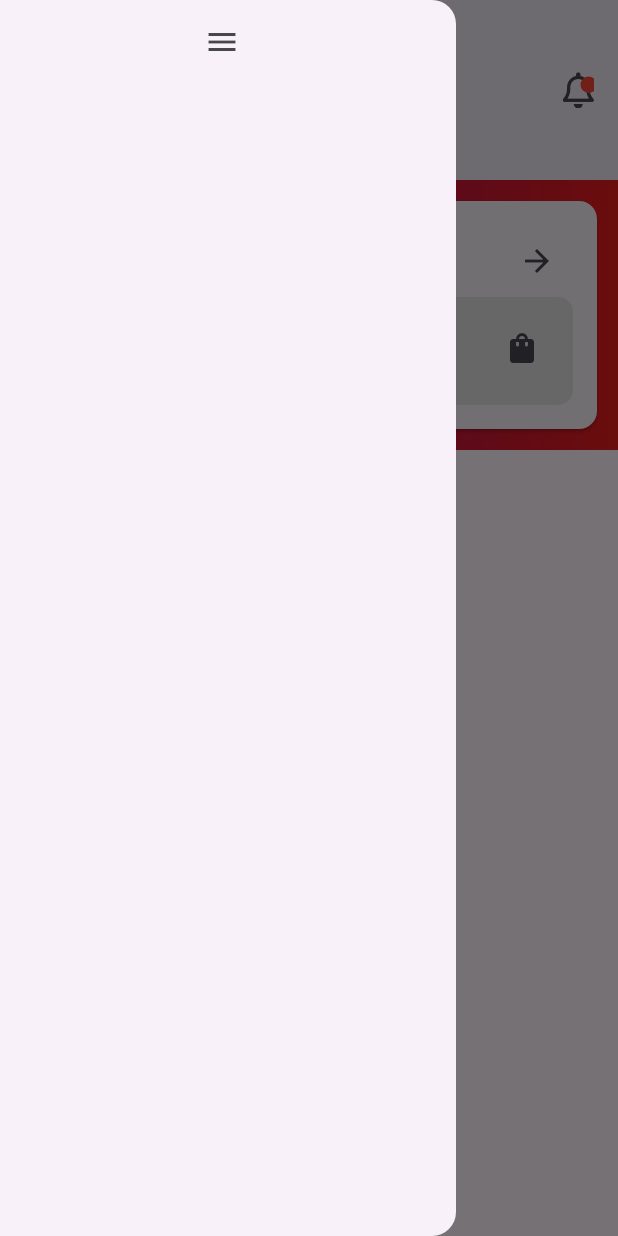
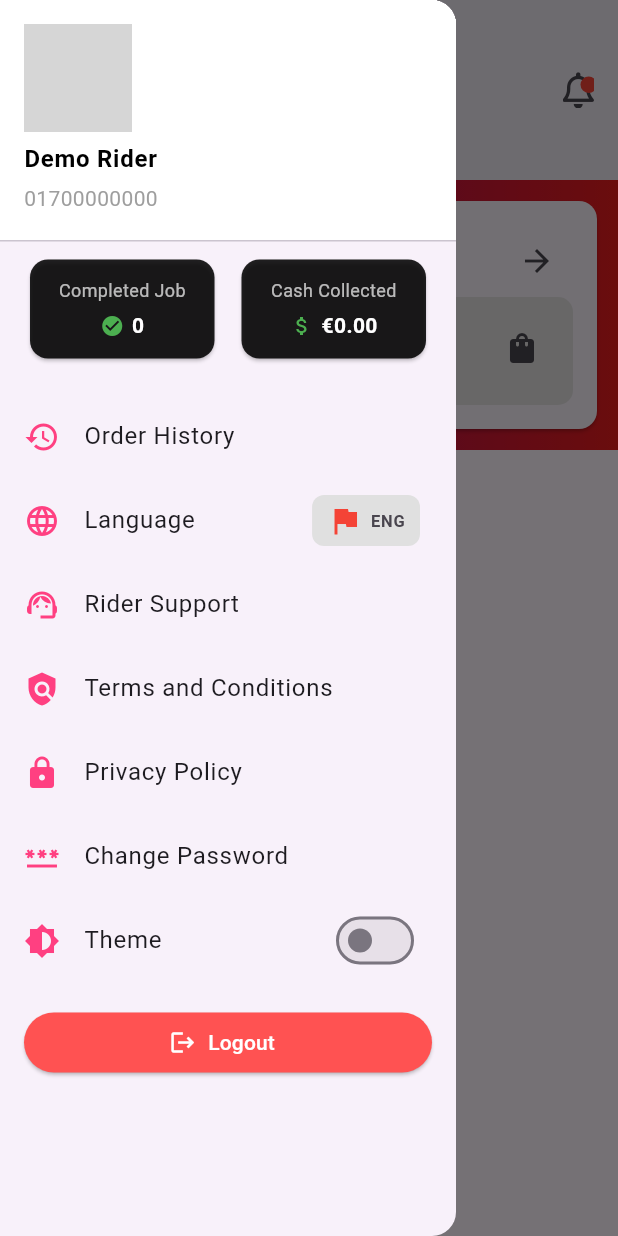
Before and after one commit to ifran6/rider-app, a Flutter app: the screen it shows after launch, with the side drawer open, on a phone screen of 412 x 824 dp. Run offline on Flutter 3.47's test engine with Material 3 defaults, Android fonts, the phone set to English and light mode, and no system bars; our stand-ins replace font_awesome_flutter; grey boxes are pictures that could not be loaded.

Commit message:
new update

```diff
--- a/lib/modules/screens/home_screen.dart
+++ b/lib/modules/screens/home_screen.dart
@@ -1,13 +1,26 @@
 import 'package:flutter/material.dart';
 import 'package:font_awesome_flutter/font_awesome_flutter.dart';
 
-class HomeScreen extends StatelessWidget {
+class HomeScreen extends StatefulWidget {
   const HomeScreen({super.key});
 
   @override
+  State<HomeScreen> createState() => _HomeScreenState();
+}
+
+class _HomeScreenState extends State<HomeScreen> {
+  bool isDarkMode = false;
+  @override
   Widget build(BuildContext context) {
     return Scaffold(
-      drawer: Drawer(child: ListTile(title: Icon(Icons.menu))),
+      drawer: CustomDrawer(
+        isDarkMode: isDarkMode,
+        onThemeChanged: (value) {
+          setState(() {
+            isDarkMode = value;
+          });
+        },
+      ),
       appBar: AppBar(
         backgroundColor: Colors.white,
         toolbarHeight: 120,
@@ -216,3 +229,144 @@ class HomeScreen extends StatelessWidget {
     );
   }
 }
+
+class CustomDrawer extends StatelessWidget {
+  final bool isDarkMode;
+  final ValueChanged<bool> onThemeChanged;
+
+  CustomDrawer({required this.isDarkMode, required this.onThemeChanged});
+
+  @override
+  Widget build(BuildContext context) {
+    return Drawer(
+      child: Column(
+        children: [
+          UserAccountsDrawerHeader(
+            decoration: BoxDecoration(color: Colors.white),
+            accountName: Text(
+              "Demo Rider",
+              style: TextStyle(
+                color: Colors.black,
+                fontWeight: FontWeight.bold,
+              ),
+            ),
+            accountEmail: Text(
+              "01700000000",
+              style: TextStyle(color: Colors.grey),
+            ),
+            currentAccountPicture: CircleAvatar(
+              backgroundImage: AssetImage(
+                "assets/avatar.png",
+              ), // Change to actual image
+            ),
+          ),
+          // Completed Job & Cash Collected Section
+          Padding(
+            padding: const EdgeInsets.symmetric(horizontal: 16.0),
+            child: Row(
+              children: [
+                _infoCard("Completed Job", "0", Icons.check_circle),
+                SizedBox(width: 10),
+                _infoCard("Cash Collected", "€0.00", Icons.attach_money),
+              ],
+            ),
+          ),
+          SizedBox(height: 20),
+          _menuItem(Icons.history, "Order History"),
+          _menuItem(Icons.language, "Language", trailing: _languageWidget()),
+          _menuItem(Icons.support_agent, "Rider Support"),
+          _menuItem(Icons.policy, "Terms and Conditions"),
+          _menuItem(Icons.lock, "Privacy Policy"),
+          _menuItem(Icons.password, "Change Password"),
+          _themeToggle(),
+          _logoutButton(),
+        ],
+      ),
+    );
+  }
+
+  Widget _infoCard(String title, String value, IconData icon) {
+    return Expanded(
+      child: Card(
+        color: Colors.black87,
+        child: Padding(
+          padding: EdgeInsets.all(12),
+          child: Column(
+            children: [
+              Text(
+                title,
+                style: TextStyle(color: Colors.white70, fontSize: 12),
+              ),
+              SizedBox(height: 5),
+              Row(
+                mainAxisAlignment: MainAxisAlignment.center,
+                children: [
+                  Icon(icon, color: Colors.green, size: 16),
+                  SizedBox(width: 5),
+                  Text(
+                    value,
+                    style: TextStyle(
+                      color: Colors.white,
+                      fontWeight: FontWeight.bold,
+                    ),
+                  ),
+                ],
+              ),
+            ],
+          ),
+        ),
+      ),
+    );
+  }
+
+  Widget _menuItem(IconData icon, String title, {Widget? trailing}) {
+    return ListTile(
+      leading: Icon(icon, color: Colors.pinkAccent),
+      title: Text(title),
+      trailing: trailing,
+      onTap: () {},
+    );
+  }
+
+  Widget _languageWidget() {
+    return Container(
+      padding: EdgeInsets.symmetric(horizontal: 10, vertical: 5),
+      decoration: BoxDecoration(
+        color: Colors.grey.shade300,
+        borderRadius: BorderRadius.circular(8),
+      ),
+      child: Row(
+        mainAxisSize: MainAxisSize.min,
+        children: [
+          Icon(Icons.flag, color: Colors.red),
+          SizedBox(width: 5),
+          Text("ENG", style: TextStyle(fontWeight: FontWeight.bold)),
+        ],
+      ),
+    );
+  }
+
+  Widget _themeToggle() {
+    return ListTile(
+      leading: Icon(Icons.brightness_6, color: Colors.pinkAccent),
+      title: Text("Theme"),
+      trailing: Switch(value: isDarkMode, onChanged: onThemeChanged),
+    );
+  }
+
+  Widget _logoutButton() {
+    return Padding(
+      padding: const EdgeInsets.all(16.0),
+      child: ElevatedButton.icon(
+        style: ElevatedButton.styleFrom(
+          backgroundColor: Colors.redAccent,
+          foregroundColor: Colors.white,
+          minimumSize: Size(double.infinity, 40),
+        ),
+        onPressed: () {},
+        icon: Icon(Icons.logout),
+        label: Text("Logout"),
+      ),
+    );
+  }
+}
```
